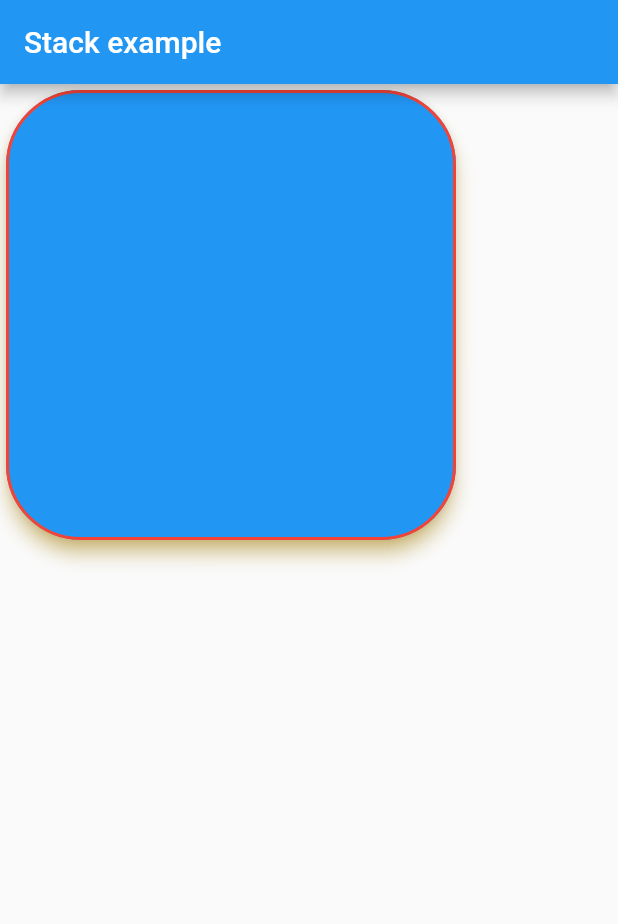
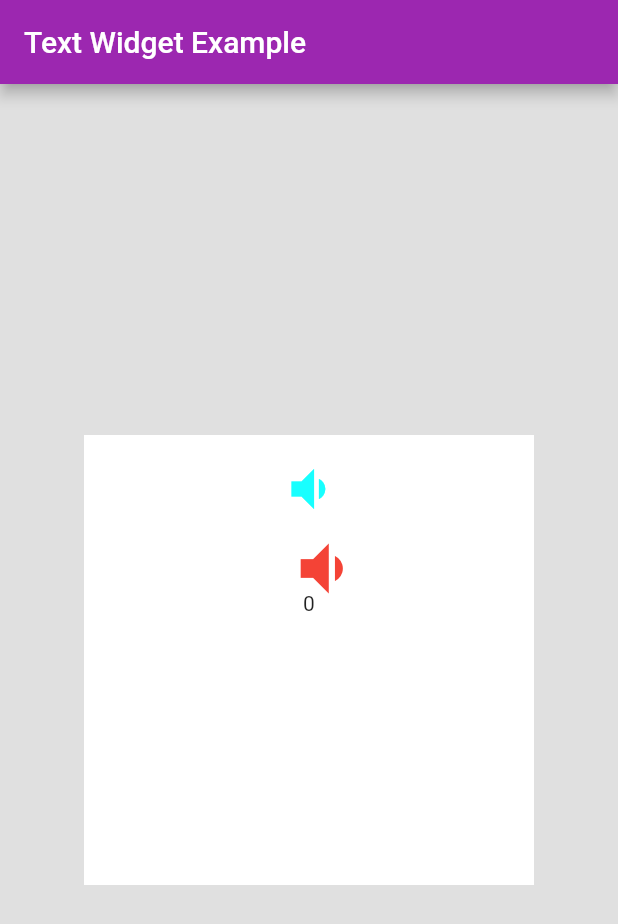
Before and after one commit to jabed3700/flutter-practise, a Flutter app: the screen it shows after launch, on a phone screen of 412 x 824 dp. Shown: the top 924 px of the screen. Run offline on Flutter 3.47's test engine with Material 2 defaults, Android fonts, the phone set to English and light mode, and no system bars.

Commit message:
icon widget added

```diff
--- a/first_app/lib/main.dart
+++ b/first_app/lib/main.dart
@@ -440,17 +440,17 @@ import 'package:flutter/material.dart';
 
 // video-21(stack widgets)
 
-void main() {
-  runApp(MaterialApp(
-    title: "This is first App",
-    home: Scaffold(
-      appBar: AppBar(
-        title: Text('Stack example'),
-      ),
-      body: CardsApp(),
-    ),
-  ));
-}
+// void main() {
+//   runApp(MaterialApp(
+//     title: "This is first App",
+//     home: Scaffold(
+//       appBar: AppBar(
+//         title: Text('Stack example'),
+//       ),
+//       body: CardsApp(),
+//     ),
+//   ));
+// }
 
 class StackExample extends StatelessWidget {
   // const StackExample({ Key? key }) : super(key: key);
@@ -631,5 +631,111 @@ class CardsApp extends StatelessWidget {
   }
 }
 
+// video-25(text-widgets)
+void main() {
+  runApp(MaterialApp(
+    title: "Text Widgets Example",
+    theme: ThemeData(
+        primarySwatch: Colors.purple,
+        visualDensity: VisualDensity.adaptivePlatformDensity),
+    home: Scaffold(
+      appBar: AppBar(
+        title: Text('Text Widget Example'),
+      ),
+      backgroundColor: Colors.grey[300],
+      body: IconWidgets(),
+    ),
+  ));
+}
 
-// video-25(text-widgets)
+class TextWidgets extends StatelessWidget {
+  // const TextWidgets({ Key? key }) : super(key: key);
+
+  @override
+  Widget build(BuildContext context) {
+    return Container(
+      width: 500,
+      height: 300,
+      color: Colors.grey,
+      margin: EdgeInsets.all(20),
+      // child: Text(
+      //   'Hi this is text widget sadf asdf asdf asdf asdfasdf asdfasdfasdf asdf',
+      //   textAlign: TextAlign.center,
+      //   textScaleFactor: 2,
+      //   // overflow: TextOverflow.ellipsis,
+      //   maxLines: 2,
+      //   style: TextStyle(
+      //       color: Colors.red,
+      //       fontSize: 20,
+      //       fontStyle: FontStyle.italic,
+      //       fontWeight: FontWeight.w900,
+      //       letterSpacing: 2.0,
+      //       wordSpacing: 10.0),
+      // ),
+      child: Text.rich(TextSpan(text: 'hi', //default style
+          children: [
+            TextSpan(
+                text: "Amar sonar bangla",
+                style: TextStyle(color: Colors.red, fontSize: 18)),
+            TextSpan(
+                text: "Amar sonar bangla",
+                style: TextStyle(color: Colors.green, fontSize: 12))
+          ])),
+    );
+  }
+}
+
+// video-27(image widget -load network images)
+class ImageNetwork extends StatelessWidget {
+  // const ImageNetwork({ Key? key }) : super(key: key);
+
+  @override
+  Widget build(BuildContext context) {
+    return Container(
+      width: 300,
+      height: 300,
+      color: Colors.grey,
+      child: Image.network(
+          'https://image.shutterstock.com/image-photo/cat-medical-mask-protective-antiviral-260nw-1684423789.jpg'),
+    );
+  }
+}
+
+// video -31(how to use icon)
+
+class IconWidgets extends StatefulWidget {
+  // const IconWidgets({ Key? key }) : super(key: key);
+
+  @override
+  _IconWidgetsState createState() => _IconWidgetsState();
+}
+
+class _IconWidgetsState extends State<IconWidgets> {
+  int volumn = 0;
+  @override
+  Widget build(BuildContext context) {
+    return Center(
+      child: Container(
+        width: 300,
+        height: 300,
+        color: Colors.white,
+        padding: EdgeInsets.only(top: 16),
+        child: Column(
+          children: [
+            Icon(Icons.volume_down, size: 40, color: Colors.cyanAccent),
+            IconButton(
+              icon: Icon(Icons.volume_down, color: Colors.red, size: 50),
+              onPressed: () {
+                print('just click');
+                setState(() {
+                  volumn += 1;
+                });
+              },
+            ),
+            Text('$volumn'),
+          ],
+        ),
+      ),
+    );
+  }
+}
```
